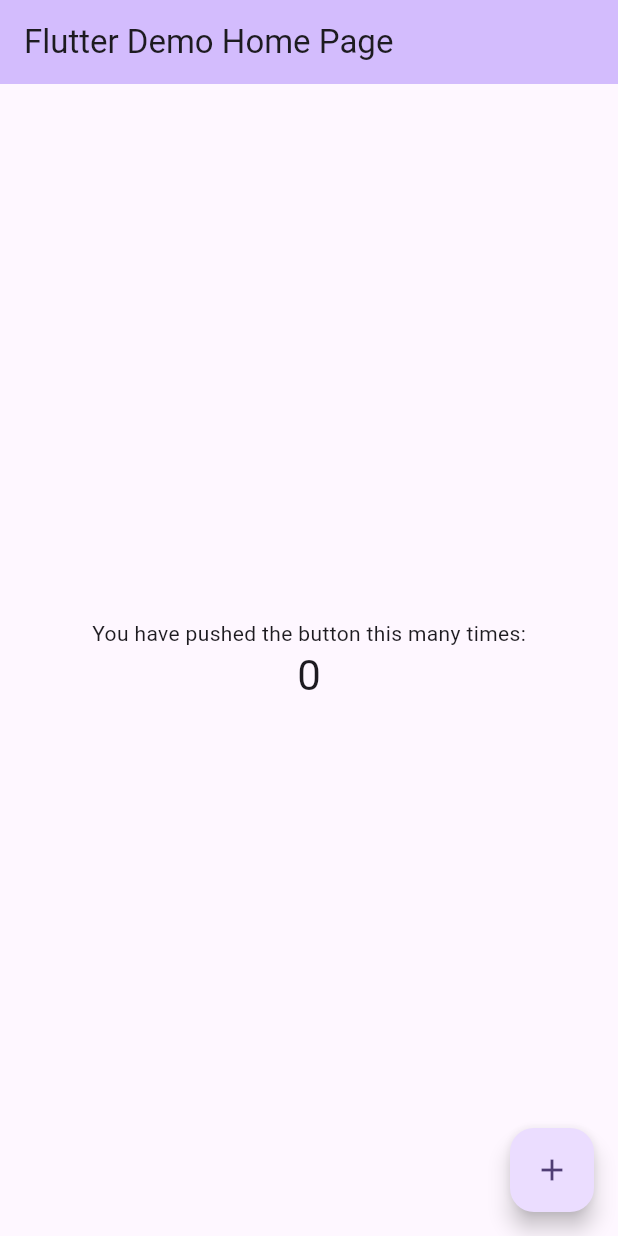
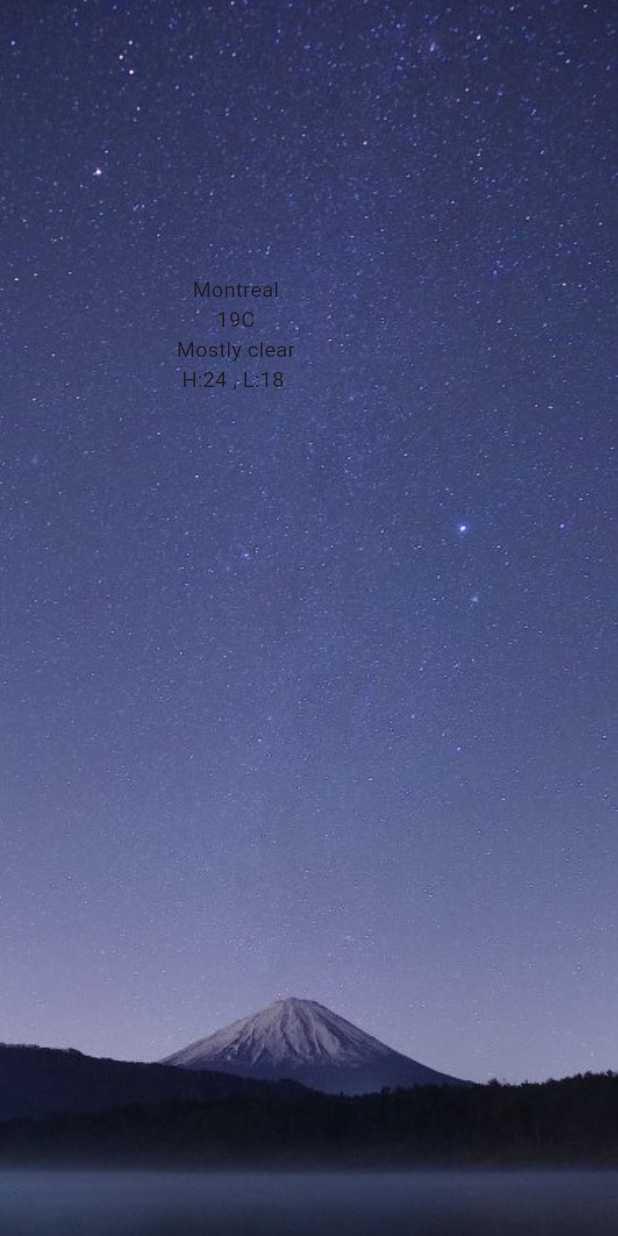
Before and after one commit to oluwasniper/weather_app, a Flutter app: the screen it shows after launch, on a phone screen of 412 x 824 dp. Run offline on Flutter 3.47's test engine with Material 2 defaults, Android fonts, the phone set to English and light mode, and no system bars.

Commit message:
wip/ home page

```diff
--- a/lib/main.dart
+++ b/lib/main.dart
@@ -1,4 +1,6 @@
+
 import 'package:flutter/material.dart';
+import 'package:weather_app/sampel.dart';
 
 void main() {
   runApp(const MyApp());
@@ -31,7 +33,7 @@ class MyApp extends StatelessWidget {
         colorScheme: ColorScheme.fromSeed(seedColor: Colors.deepPurple),
         useMaterial3: true,
       ),
-      home: const MyHomePage(title: 'Flutter Demo Home Page'),
+      home: const MyWidget(),
     );
   }
 }
--- /dev/null
+++ b/lib/sampel.dart
@@ -0,0 +1,80 @@
+import 'package:flutter/material.dart';
+
+// class MyWidget extends StatelessWidget {
+//   const MyWidget({super.key});
+// i
+//   @override
+//   Widget build(BuildContext context) {
+//     return Scaffold(
+//       body:Column(
+//         mainAxisAlignment: MainAxisAlignment.center,
+//         children: [
+//           Image.network('https://images.unsplash.com/photo-1505506874110-6a7a69069a08?ixlib=rb-4.0.3&ixid=M3wxMjA3fDB8MHxzZWFyY2h8NHx8c3BhY2V8ZW58MHx8MHx8fDA%3D&auto=format&fit=crop&w=500&q=60'),
+//           Row(
+//             mainAxisAlignment: MainAxisAlignment.center,
+//             children: [
+//              Text('Montreal')
+//             ],
+//           ),
+//           Row(
+//             mainAxisAlignment: MainAxisAlignment.center,
+//             children: [
+//               Text('19C')
+//             ],
+//           ),
+//            Row(
+//             mainAxisAlignment: MainAxisAlignment.center,
+//             children: [
+//              Text('Mostly clear')
+//           ],
+//          ),
+//          Row(
+//           mainAxisAlignment: MainAxisAlignment.center,
+//           children: [
+//             Text('H:24 , L:18 ')
+//           ],
+//          )
+//         ],) ,
+//     );
+//   }
+// }
+
+class MyWidget extends StatelessWidget {
+  const MyWidget({super.key});
+
+  @override
+  Widget build(BuildContext context) {
+    return Scaffold(
+      body: Stack(children: [
+        Container(
+          decoration: const BoxDecoration(
+              image: DecorationImage(
+                  image: AssetImage("assets/Imagebackground.jpg"),
+                  fit: BoxFit.cover)),
+        ),
+        Positioned(
+          top: MediaQuery.of(context).size.height/4.5,
+          left: MediaQuery.of(context).size.height/7,
+          child: const Column(mainAxisAlignment: MainAxisAlignment.center, children: [
+            Row(
+              mainAxisAlignment: MainAxisAlignment.center,
+              children: [Text('Montreal')],
+            ),
+            Row(
+              mainAxisAlignment: MainAxisAlignment.center,
+              children: [Text('19C')],
+            ),
+            Row(
+              mainAxisAlignment: MainAxisAlignment.center,
+              children: [Text('Mostly clear')],
+            ),
+            Row(
+              mainAxisAlignment: MainAxisAlignment.center,
+              children: [Text('H:24 , L:18 ')],
+            ),
+          ]),
+        ),
+      ]),
+    );
+  }
+}
```
